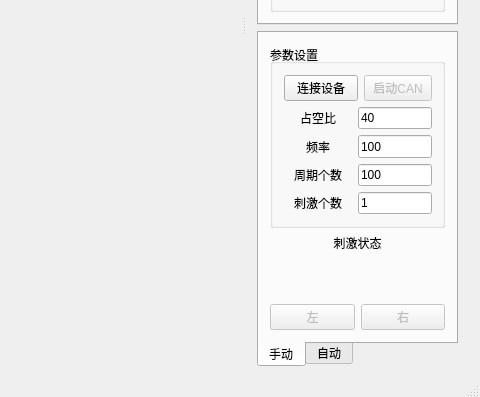
Old version of the form mainwindow.ui in the repository github188/BumbleBeeControl; both pictures show x 677 to 1157 and y 373 to 770 of the 1157 by 770 pixel window.
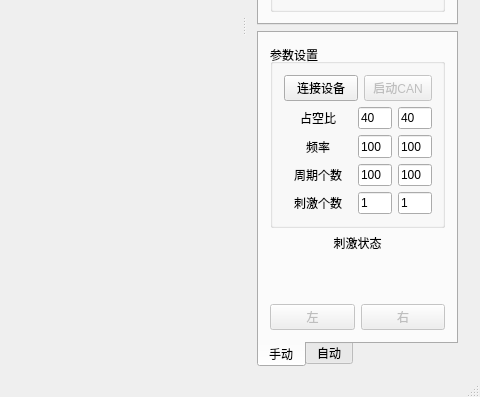
New version of the form. Icons and pictures are not drawn. Custom widgets are drawn as their Qt base class.

Commit message: split the stimulus param input panel into left/right channel

What changed in the file:
```diff
--- a/mainwindow.ui
+++ b/mainwindow.ui
@@ -498,9 +498,11 @@
                 </layout>
                </item>
                <item row="1" column="1" colspan="2">
-                <layout class="QVBoxLayout" name="parameter_input">
+                <layout class="QGridLayout" name="parameter_input">
+                 <item row="1" column="0">
+                  <layout class="QHBoxLayout" name="horizontalLayout_frequency">
                  <item>
-                  <widget class="QLineEdit" name="dutyCycle_input">
+                    <widget class="QLineEdit" name="frequency_input_left">
                    <property name="sizePolicy">
                     <sizepolicy hsizetype="Preferred" vsizetype="Preferred">
                      <horstretch>0</horstretch>
@@ -523,15 +525,12 @@
                     <string/>
                    </property>
                    <property name="text">
-                    <string>40</string>
-                   </property>
-                   <property name="cursorMoveStyle">
-                    <enum>Qt::LogicalMoveStyle</enum>
-                   </property>
+                      <string>100</string>
+                     </property>
                   </widget>
                  </item>
                  <item>
-                  <widget class="QLineEdit" name="frequency_input">
+                    <widget class="QLineEdit" name="frequency_input_right">
                    <property name="sizePolicy">
                     <sizepolicy hsizetype="Preferred" vsizetype="Preferred">
                      <horstretch>0</horstretch>
@@ -555,8 +554,12 @@
                    </property>
                   </widget>
                  </item>
+                  </layout>
+                 </item>
+                 <item row="2" column="0">
+                  <layout class="QHBoxLayout" name="horizontalLayout_periodcount">
                  <item>
-                  <widget class="QLineEdit" name="periodCount_input">
+                    <widget class="QLineEdit" name="periodCount_input_left">
                    <property name="sizePolicy">
                     <sizepolicy hsizetype="Preferred" vsizetype="Preferred">
                      <horstretch>0</horstretch>
@@ -581,7 +584,7 @@
                   </widget>
                  </item>
                  <item>
-                  <widget class="QLineEdit" name="stimulusCount_input">
+                    <widget class="QLineEdit" name="periodCount_input_right">
                    <property name="sizePolicy">
                     <sizepolicy hsizetype="Preferred" vsizetype="Preferred">
                      <horstretch>0</horstretch>
@@ -595,6 +598,35 @@
                     </size>
                    </property>
                    <property name="toolTip">
+                      <string>(1-100000)</string>
+                     </property>
+                     <property name="statusTip">
+                      <string>参数范围:(1-100000)个</string>
+                     </property>
+                     <property name="text">
+                      <string>100</string>
+                     </property>
+                    </widget>
+                   </item>
+                  </layout>
+                 </item>
+                 <item row="3" column="0">
+                  <layout class="QHBoxLayout" name="horizontalLayout_stimuluscount">
+                   <item>
+                    <widget class="QLineEdit" name="stimulusCount_input_left">
+                     <property name="sizePolicy">
+                      <sizepolicy hsizetype="Preferred" vsizetype="Preferred">
+                       <horstretch>0</horstretch>
+                       <verstretch>0</verstretch>
+                      </sizepolicy>
+                     </property>
+                     <property name="maximumSize">
+                      <size>
+                       <width>16777215</width>
+                       <height>25</height>
+                      </size>
+                     </property>
+                     <property name="toolTip">
                     <string>(0-1000)个</string>
                    </property>
                    <property name="statusTip">
@@ -604,6 +636,99 @@
                     <string>1</string>
                    </property>
                   </widget>
+                   </item>
+                   <item>
+                    <widget class="QLineEdit" name="stimulusCount_input_right">
+                     <property name="sizePolicy">
+                      <sizepolicy hsizetype="Preferred" vsizetype="Preferred">
+                       <horstretch>0</horstretch>
+                       <verstretch>0</verstretch>
+                      </sizepolicy>
+                     </property>
+                     <property name="maximumSize">
+                      <size>
+                       <width>16777215</width>
+                       <height>25</height>
+                      </size>
+                     </property>
+                     <property name="toolTip">
+                      <string>(0-1000)个</string>
+                     </property>
+                     <property name="statusTip">
+                      <string>参数范围:(0-1000)个</string>
+                     </property>
+                     <property name="text">
+                      <string>1</string>
+                     </property>
+                    </widget>
+                   </item>
+                  </layout>
+                 </item>
+                 <item row="0" column="0">
+                  <layout class="QHBoxLayout" name="horizontalLayout_dutycycle">
+                   <item>
+                    <widget class="QLineEdit" name="dutyCycle_input_left">
+                     <property name="sizePolicy">
+                      <sizepolicy hsizetype="Preferred" vsizetype="Preferred">
+                       <horstretch>0</horstretch>
+                       <verstretch>0</verstretch>
+                      </sizepolicy>
+                     </property>
+                     <property name="maximumSize">
+                      <size>
+                       <width>16777215</width>
+                       <height>25</height>
+                      </size>
+                     </property>
+                     <property name="toolTip">
+                      <string>(0-99)%</string>
+                     </property>
+                     <property name="statusTip">
+                      <string>参数范围:(0-99)%</string>
+                     </property>
+                     <property name="whatsThis">
+                      <string/>
+                     </property>
+                     <property name="text">
+                      <string>40</string>
+                     </property>
+                     <property name="cursorMoveStyle">
+                      <enum>Qt::LogicalMoveStyle</enum>
+                     </property>
+                    </widget>
+                   </item>
+                   <item>
+                    <widget class="QLineEdit" name="dutyCycle_input_right">
+                     <property name="sizePolicy">
+                      <sizepolicy hsizetype="Preferred" vsizetype="Preferred">
+                       <horstretch>0</horstretch>
+                       <verstretch>0</verstretch>
+                      </sizepolicy>
+                     </property>
+                     <property name="maximumSize">
+                      <size>
+                       <width>16777215</width>
+                       <height>25</height>
+                      </size>
+                     </property>
+                     <property name="toolTip">
+                      <string>(0-99)%</string>
+                     </property>
+                     <property name="statusTip">
+                      <string>参数范围:(0-99)%</string>
+                     </property>
+                     <property name="whatsThis">
+                      <string/>
+                     </property>
+                     <property name="text">
+                      <string>40</string>
+                     </property>
+                     <property name="cursorMoveStyle">
+                      <enum>Qt::LogicalMoveStyle</enum>
+                     </property>
+                    </widget>
+                   </item>
+                  </layout>
                  </item>
                 </layout>
                </item>
```
Left out of the diff: 17 changed lines with no effect on the pictures. Lines whose indentation alone changed are shown as unchanged. The commit also changes 1 other file.
